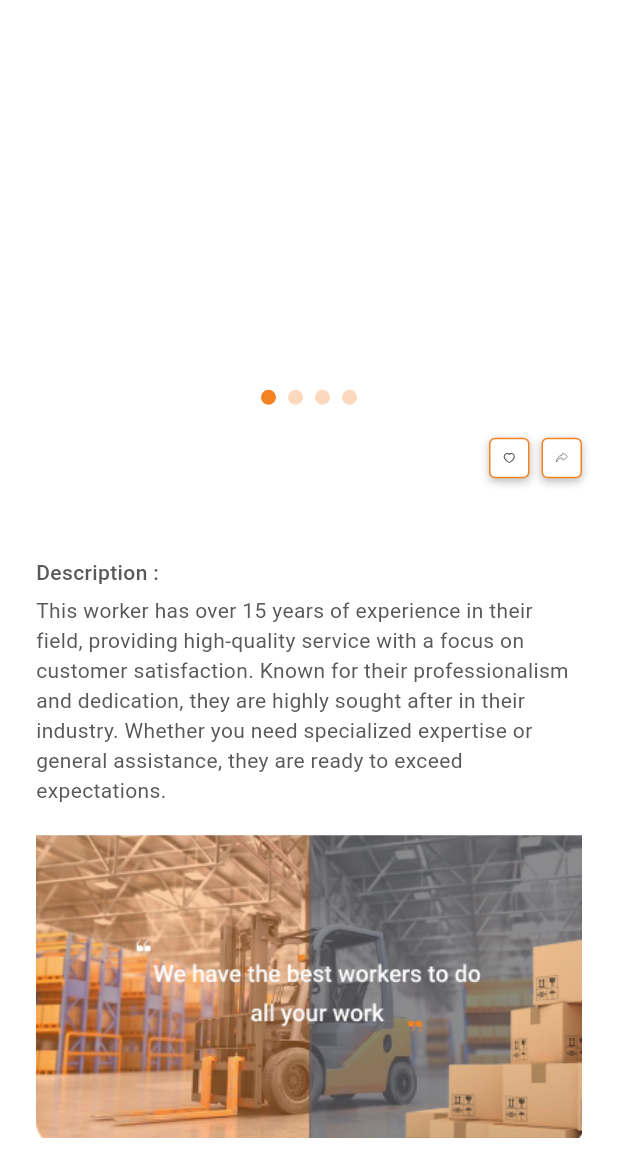
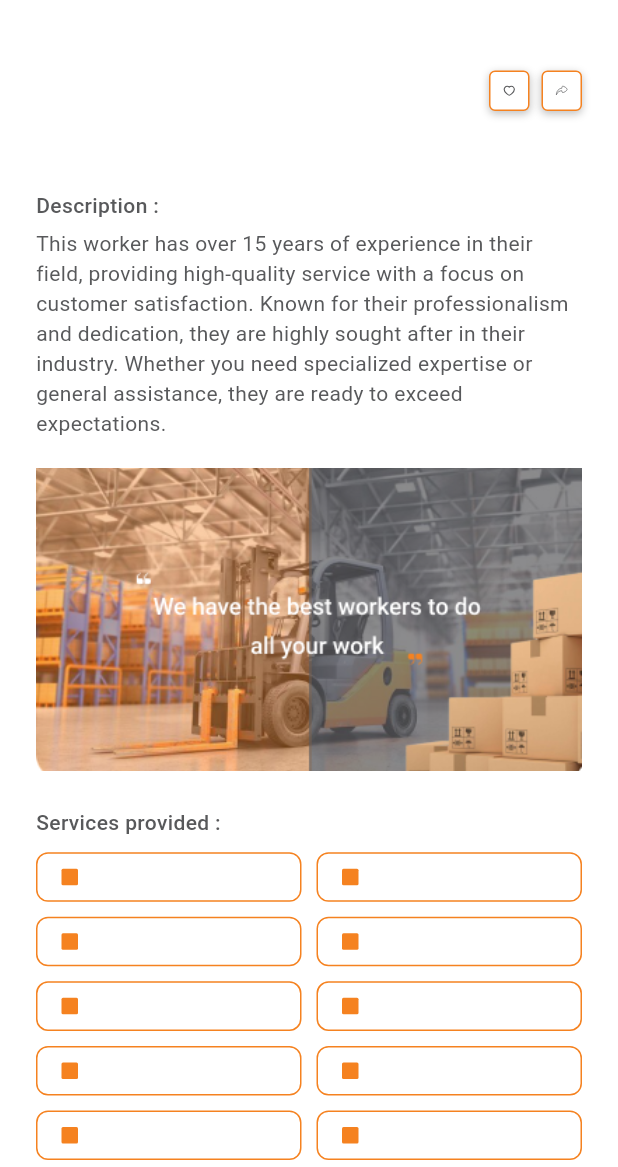
Before and after one commit to weisro-source/weisroApp, a Flutter app: the WorkerDetailsPageView screen opened directly with empty values, on a phone screen of 412 x 824 dp, the part 69-1236 px from its top. Run offline on Flutter 3.47's test engine with Material 3 defaults, Android fonts, the phone set to English and light mode, and no system bars; drawn by our look-alikes of smooth_page_indicator; our stand-ins replace awesome_snackbar_content, bloc, cached_network_image, country_code_picker, dartz, device_preview and 17 more; missing offline and left inert: animated_rating_stars, day_night_time_picker, flutter_gallery_3d, home_widget, quick_actions; accounts and stored records are empty; network calls fail; project files that could hold a hidden picture were left out.

```diff
--- a/lib/core/cache/cache_helper.dart
+++ b/lib/core/cache/cache_helper.dart
@@ -48,12 +48,14 @@ class CacheHelper {
   }
 
   static cacheUserData(UserClientModel user) async {
-    print(user.toString());
     await CacheHelper.setData(
         key: CacheKeys.kUserFirstName, value: user.firstName);
     await CacheHelper.setData(
         key: CacheKeys.kUserLastName, value: user.lastName);
     await CacheHelper.setData(key: CacheKeys.kUserEmail, value: user.email);
+    await CacheHelper.setData(key: CacheKeys.kUserPhone, value: user.phone);
+    await CacheHelper.setData(
+        key: CacheKeys.kCountryCode, value: user.countryCode);
     await CacheHelper.setData(
         key: CacheKeys.kUserStreet, value: user.address?.street);
     await CacheHelper.setData(
--- a/lib/feature/auth/data/models/user_client_model.dart
+++ b/lib/feature/auth/data/models/user_client_model.dart
@@ -43,7 +43,7 @@ class UserClientModel {
       'phone': phone,
       'password': password,
       'address': address?.toJson(),
-      "countryCode":countryCode
+      "countryCode": countryCode
     };
   }
 
@@ -64,6 +64,8 @@ class UserClientModel {
         email: json['email'] == null ? null : json['email'] as String,
         phone: json['phone'] == null ? null : json['phone'] as String,
         password: json['password'] == null ? null : json['password'] as String,
+        countryCode:
+            json['countryCode'] == null ? null : json['countryCode'] as String,
         address: json['address'] == null
             ? null
             : Address.fromJson(json['address'] as Map<String, Object?>));
--- a/lib/feature/auth/login/presentation/managers/login_cubit.dart/login_cubit.dart
+++ b/lib/feature/auth/login/presentation/managers/login_cubit.dart/login_cubit.dart
@@ -57,7 +57,6 @@ class LoginCubit extends Cubit<LoginState> {
     result.fold((errorInLogin) {
       emit(LoginFailures(errMessage: errorInLogin.errMassage));
     }, (loginSuccess) async {
-    print(loginSuccess);
       await _handelSuccessLogin(
           loginSuccess.token, loginSuccess.user ?? const UserClientModel());
       emit(LoginSuccess(successLoginModel: loginSuccess));
--- a/lib/feature/auth/register/presentation/view/widgets/custom_phone_input_field.dart
+++ b/lib/feature/auth/register/presentation/view/widgets/custom_phone_input_field.dart
@@ -130,6 +130,7 @@ class CustomPhoneInput extends StatelessWidget {
         ),
       ),
       initialCountryCode: countryCode,
+
       onCountryChanged: onCountryChanged,
       onChanged: onChanged,
     );
--- a/lib/feature/auth/register/presentation/view/widgets/uploader_container_widget.dart
+++ b/lib/feature/auth/register/presentation/view/widgets/uploader_container_widget.dart
@@ -7,7 +7,6 @@ import 'package:weisro/core/assets_path/icons_path.dart';
 import 'package:weisro/core/styles/app_color.dart';
 import 'package:weisro/core/styles/app_style.dart';
 import 'package:weisro/core/utils/helper_functions.dart';
-import 'package:weisro/core/widgets/remove_image_icon.dart';
 import 'package:weisro/feature/auth/register/presentation/manager/register_cubit/register_cubit.dart';
 import 'package:weisro/generated/l10n.dart';
 
@@ -49,7 +48,6 @@ class UploaderContainerWidgetState extends State<UploaderContainerWidget> {
         } else {
           context.read<RegisterCubit>().imagesPathsForWork =
               _selectedImages.map((e) => e.path).toList();
-          print(context.read<RegisterCubit>().imagesPathsForWork.length);
         }
       });
     } else {
--- a/lib/feature/home/presentation/view/pages/home_page_view.dart
+++ b/lib/feature/home/presentation/view/pages/home_page_view.dart
@@ -4,7 +4,6 @@ import 'package:quick_actions/quick_actions.dart';
 import 'package:weisro/core/styles/app_color.dart';
 import 'package:weisro/core/utils/helper_functions.dart';
 import 'package:weisro/feature/home/presentation/managers/bottom_nav_bar_cubit.dart';
-import 'package:weisro/feature/profile/presentation/manager/get_user_info_cubit/get_user_info_cubit.dart';
 import 'package:weisro/feature/services/presentation/view/pages/add_service_page_view.dart';
 import '../../../../../core/widgets/custom_bottom_navigation_bar.dart';
 import '../widgets/add_services_and_ad.dart';
--- a/lib/feature/home/presentation/view/pages/workers_for_one_service_page_view.dart
+++ b/lib/feature/home/presentation/view/pages/workers_for_one_service_page_view.dart
@@ -1,6 +1,5 @@
 import 'package:flutter/material.dart';
 import 'package:flutter_bloc/flutter_bloc.dart';
-import 'package:weisro/feature/home/presentation/managers/services_by_category_id_cubit/services_by_category_id_cubit.dart';
 import 'package:weisro/feature/worker/presentation/manager/get_worker_for_one_category_cubit/get_worker_for_one_category_cubit.dart';
 
 import 'workers_for_one_service_page_view_body.dart';
--- a/lib/feature/home/presentation/view/widgets/worker_for_one_category.dart
+++ b/lib/feature/home/presentation/view/widgets/worker_for_one_category.dart
@@ -27,11 +27,13 @@ class WorkerForOneService extends StatelessWidget {
     required this.id,
     required this.type,
     this.tags,
+     this.images,
   });
   final bool isRateVisibility, isAgeVisibility;
   final String image, name, location, price, id, type;
   final String? age, rate;
   final List<Tag>? tags;
+  final List<String>? images;
   @override
   Widget build(BuildContext context) {
     return GestureDetector(
@@ -52,6 +54,7 @@ class WorkerForOneService extends StatelessWidget {
                     age: age ?? "",
                     rate: rate ?? "",
                     tags: tags,
+                    images: images,
                   ));
       },
       child: Container(
--- a/lib/feature/home/presentation/view/widgets/worker_for_one_category_grid_view.dart
+++ b/lib/feature/home/presentation/view/widgets/worker_for_one_category_grid_view.dart
@@ -31,10 +31,11 @@ class WorkerForOneCategoryGridView extends StatelessWidget {
               "",
           location: worker.user?.address?.city ?? "",
           name: worker.user?.firstName ?? "",
-          price: worker.user?.lastName ?? "0",
+          price: worker.farePerHour.toString(),
           age: "",
           rate: worker.rate.toString(),
           tags: worker.tags,
+          images: worker.images,
         );
       },
     );
--- a/lib/feature/profile/presentation/manager/edit_user_info_cubit/edit_user_info_cubit.dart
+++ b/lib/feature/profile/presentation/manager/edit_user_info_cubit/edit_user_info_cubit.dart
@@ -51,6 +51,7 @@ class EditUserInfoCubit extends Cubit<EditUserInfoState> {
     streetController.text = CacheHelper.getData(key: CacheKeys.kUserStreet);
     houseNumberController.text =
         CacheHelper.getData(key: CacheKeys.kHouseNumber);
+    phoneController.text = CacheHelper.getData(key: CacheKeys.kUserPhone);
   }
 
   Future<void> updateCacheData(
--- a/lib/feature/worker/data/models/workers_for_category_model.dart
+++ b/lib/feature/worker/data/models/workers_for_category_model.dart
@@ -29,8 +29,8 @@ class WorkersForCategory {
       int? pagingCounter,
       bool? hasPrevPage,
       bool? hasNextPage,
-      dynamic? prevPage,
-      dynamic? nextPage}) {
+      dynamic prevPage,
+      dynamic nextPage}) {
     return WorkersForCategory(
         docs: docs ?? this.docs,
         totalDocs: totalDocs ?? this.totalDocs,
--- a/lib/feature/worker/presentation/view/pages/worker_details_page_view.dart
+++ b/lib/feature/worker/presentation/view/pages/worker_details_page_view.dart
@@ -13,10 +13,11 @@ class WorkerDetailsPageView extends StatelessWidget {
       required this.type,
       required this.age,
       required this.rate,
-      this.tags})
+      this.tags, this.images})
       : super(key: key);
   final String image, name, location, price, id, type, age, rate;
   final List<Tag>? tags;
+  final List<String>? images;
 
   @override
   Widget build(BuildContext context) {
@@ -31,6 +32,7 @@ class WorkerDetailsPageView extends StatelessWidget {
       age: age,
       rate: rate,
       tags: tags,
+      images: images,
     ));
   }
 }
--- a/lib/feature/worker/presentation/view/pages/worker_details_page_view_body.dart
+++ b/lib/feature/worker/presentation/view/pages/worker_details_page_view_body.dart
@@ -26,9 +26,11 @@ class WorkerDetailsPageViewBody extends StatefulWidget {
       required this.type,
       required this.age,
       required this.rate,
-      this.tags});
+      this.tags,
+      this.images});
   final String image, name, location, price, id, type, age, rate;
   final List<Tag>? tags;
+  final List<String>? images;
 
   @override
   State<WorkerDetailsPageViewBody> createState() =>
@@ -46,16 +48,24 @@ class _WorkerDetailsPageViewBodyState extends State<WorkerDetailsPageViewBody> {
         SliverToBoxAdapter(
           child: Column(
             children: [
-              Padding(
-                padding: const EdgeInsetsDirectional.symmetric(horizontal: 24),
-                child: ImageListInDetailsPage(
-                  pageController: pageController,
-                  imageList: const [],
-                  isReview: false,
+              Visibility(
+                visible: widget.images?.isNotEmpty ?? false,
+                child: Padding(
+                  padding:
+                      const EdgeInsetsDirectional.symmetric(horizontal: 24),
+                  child: ImageListInDetailsPage(
+                    pageController: pageController,
+                    imageList: widget.images ?? [],
+                    isReview: false,
+                  ),
                 ),
               ),
               15.kh,
-              PageIndicatorWidget(controller: pageController, count: 4),
+              Visibility(
+                  visible: widget.images?.isNotEmpty ?? false,
+                  child: PageIndicatorWidget(
+                      controller: pageController,
+                      count: widget.images?.length ?? 0)),
               22.kh,
               ServiceNameRowWidget(
                 isFav: false,
```
